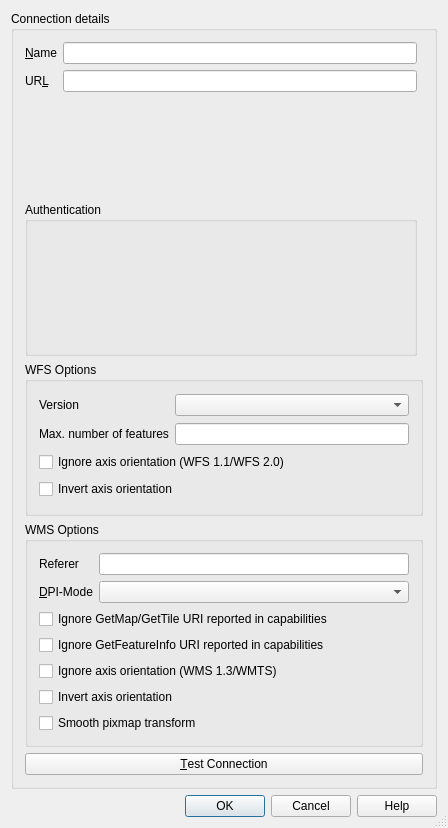
Old version of the form src/ui/qgsnewhttpconnectionbase.ui in the repository qgis/QGIS.
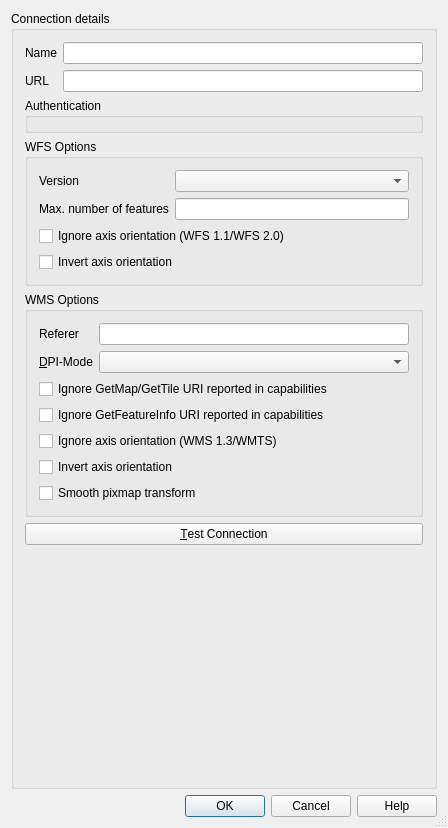
New version of the form. Custom widgets are drawn as their Qt base class.

Commit message:
[auth] Update embedded QgsAuthSettingsWidget spacing
- Minimize all text-wrapped QLabel text in QgsAuthSettingsWidget
  (wrapped text defaulted to 3 lines of spacing, even if not used)
- Remove default 'Basic' text
- Hide Basic QLabel if there is no text
- Add 'Optional' placholder text for Password of Basic
- Fix non-expanded Name and URL fields for newhttpconnectionbase.ui
- Smaller minimum size for QgsAuthConfigSelect
- Minimize 'Convert to configuration' button width

Patch:
```diff
--- a/src/ui/qgsnewhttpconnectionbase.ui
+++ b/src/ui/qgsnewhttpconnectionbase.ui
@@ -26,7 +26,7 @@
       <string>Connection details</string>
      </property>
      <layout class="QGridLayout">
-      <item row="6" column="0" colspan="2">
+      <item row="2" column="0" colspan="2">
        <widget class="QGroupBox" name="mWfsOptionsGroupBox">
         <property name="title">
          <string>WFS Options</string>
@@ -77,14 +77,45 @@
         </layout>
        </widget>
       </item>
-      <item row="16" column="0" colspan="2">
+      <item row="4" column="0" colspan="2">
        <widget class="QPushButton" name="mTestConnectionButton">
         <property name="text">
          <string>&amp;Test Connection</string>
         </property>
        </widget>
       </item>
-      <item row="10" column="0" colspan="2">
+      <item row="1" column="0" colspan="2">
+       <widget class="QGroupBox" name="mAuthGroupBox">
+        <property name="title">
+         <string>Authentication</string>
+        </property>
+        <layout class="QVBoxLayout" name="verticalLayout">
+         <property name="leftMargin">
+          <number>6</number>
+         </property>
+         <property name="topMargin">
+          <number>6</number>
+         </property>
+         <property name="rightMargin">
+          <number>6</number>
+         </property>
+         <property name="bottomMargin">
+          <number>6</number>
+         </property>
+         <item>
+          <widget class="QgsAuthSettingsWidget" name="mAuthSettings" native="true">
+           <property name="sizePolicy">
+            <sizepolicy hsizetype="Preferred" vsizetype="Maximum">
+             <horstretch>0</horstretch>
+             <verstretch>0</verstretch>
+            </sizepolicy>
+           </property>
+          </widget>
+         </item>
+        </layout>
+       </widget>
+      </item>
+      <item row="3" column="0" colspan="2">
        <widget class="QGroupBox" name="mWmsOptionsGroupBox">
         <property name="title">
          <string>WMS Options</string>
@@ -154,12 +185,31 @@
         </layout>
        </widget>
       </item>
-      <item row="2" column="0">
-       <layout class="QFormLayout" name="formLayout">
+      <item row="0" column="0" colspan="2">
+       <widget class="QFrame" name="frame">
+        <property name="sizePolicy">
+         <sizepolicy hsizetype="MinimumExpanding" vsizetype="Minimum">
+          <horstretch>0</horstretch>
+          <verstretch>0</verstretch>
+         </sizepolicy>
+        </property>
+        <layout class="QGridLayout" name="gridLayout">
+         <property name="leftMargin">
+          <number>0</number>
+         </property>
+         <property name="topMargin">
+          <number>0</number>
+         </property>
+         <property name="rightMargin">
+          <number>0</number>
+         </property>
+         <property name="bottomMargin">
+          <number>0</number>
+         </property>
         <item row="0" column="0">
          <widget class="QLabel" name="TextLabel1_2">
           <property name="text">
-           <string>&amp;Name</string>
+            <string>Name</string>
           </property>
           <property name="wordWrap">
            <bool>true</bool>
@@ -191,7 +241,7 @@
         <item row="1" column="0">
          <widget class="QLabel" name="TextLabel1">
           <property name="text">
-           <string>UR&amp;L</string>
+            <string>URL</string>
           </property>
           <property name="margin">
            <number>5</number>
@@ -209,19 +259,21 @@
          </widget>
         </item>
        </layout>
-      </item>
-      <item row="4" column="0">
-       <widget class="QGroupBox" name="mAuthGroupBox">
-        <property name="title">
-         <string>Authentication</string>
-        </property>
-        <layout class="QVBoxLayout" name="verticalLayout">
-         <item>
-          <widget class="QgsAuthSettingsWidget" name="mAuthSettings" native="true"/>
-         </item>
-        </layout>
        </widget>
       </item>
+      <item row="5" column="0">
+       <spacer name="verticalSpacer">
+        <property name="orientation">
+         <enum>Qt::Vertical</enum>
+        </property>
+        <property name="sizeHint" stdset="0">
+         <size>
+          <width>0</width>
+          <height>0</height>
+         </size>
+        </property>
+       </spacer>
+      </item>
      </layout>
     </widget>
    </item>
```
Left out of the diff: 6 changed lines with no effect on the pictures. Lines whose indentation alone changed are shown as unchanged. The commit also changes 7 other files.
